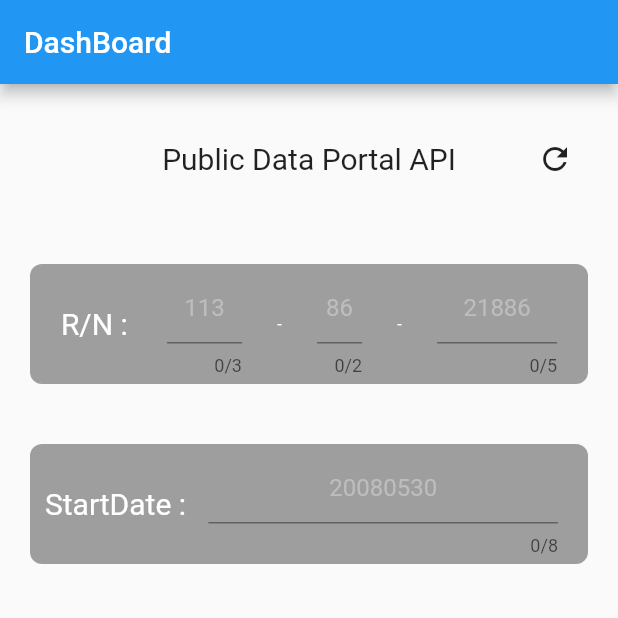
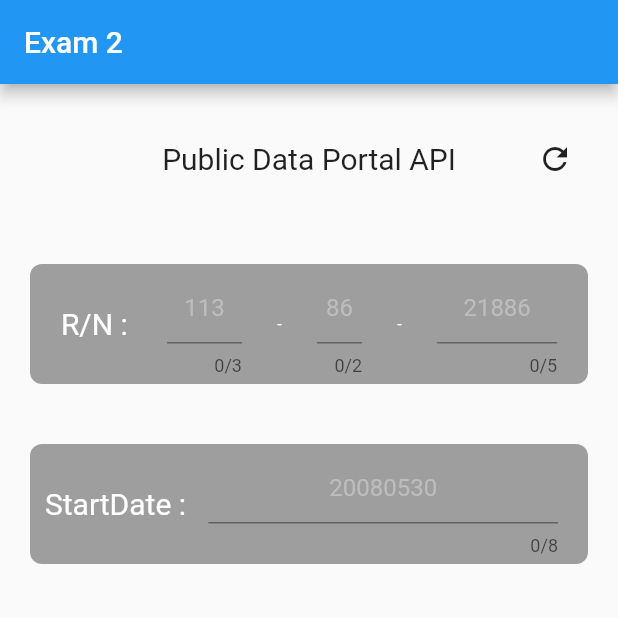
Before and after one commit to work-ethanhuh/template_flutter, a Flutter app: the DashBoard screen opened directly, item 2 of the bottom bar chosen, on a phone screen of 412 x 824 dp, the top half of it. Run offline on Flutter 3.47's test engine with Material 2 defaults, Android fonts, the phone set to English and light mode, and no system bars; our stand-ins replace dio, firebase_auth, firebase_core, firebase_messaging, go_router, google_sign_in and 2 more; accounts and stored records are empty; generated files the repository leaves out were written again.

Commit message:
- rearrange source

```diff
--- a/lib/common/cv.dart
+++ b/lib/common/cv.dart
@@ -1,3 +1,5 @@
 import 'package:flutter/material.dart';
 
-class CV with ChangeNotifier {}
+class CV with ChangeNotifier {
+  String FCM_Token = '';
+}
--- a/lib/dashboard.dart
+++ b/lib/dashboard.dart
@@ -43,10 +43,8 @@ class DashBoardState extends State<DashBoard> with TickerProviderStateMixin {
       child: Scaffold(
         appBar: AppBar(
           automaticallyImplyLeading: false,
-          title: const Text('DashBoard'),
-          actions: [
-
-          ],
+          title: Text('Exam ${_currentIndex + 1}'),
+          actions: [],
         ),
         body: selectTab(),
         bottomNavigationBar: BottomNavigationBar(
@@ -58,21 +56,23 @@ class DashBoardState extends State<DashBoard> with TickerProviderStateMixin {
           },
           currentIndex: _currentIndex,
           selectedItemColor: Colors.blue,
-
         ),
       ),
     );
   }
 
   selectTab() {
-    switch(_currentIndex) {
-      case 0: {
+    switch (_currentIndex) {
+      case 0:
+        {
           return Exam1();
         }
-      case 1: {
+      case 1:
+        {
           return Exam2();
         }
-      case 2: {
+      case 2:
+        {
           return Exam3();
         }
     }
--- a/lib/dashboard/exam2.dart
+++ b/lib/dashboard/exam2.dart
@@ -1,5 +1,3 @@
-import 'dart:convert';
-
 import 'package:flutter/material.dart';
 import 'package:template_flutter/api/basic_client.dart';
 import 'package:template_flutter/api/external_client.dart';
--- a/lib/main.dart
+++ b/lib/main.dart
@@ -4,7 +4,6 @@ import 'package:flutter/services.dart';
 import 'package:provider/provider.dart';
 import 'package:template_flutter/common/cv.dart';
 import 'package:template_flutter/splash.dart';
-
 import 'firebase_options.dart';
 
 initialFirebase() async {
```
Also changed, not shown: lib/dashboard/exam3.dart (+10 -2 lines), lib/splash.dart (+15 -2 lines). Lines whose indentation alone changed are shown as unchanged.
